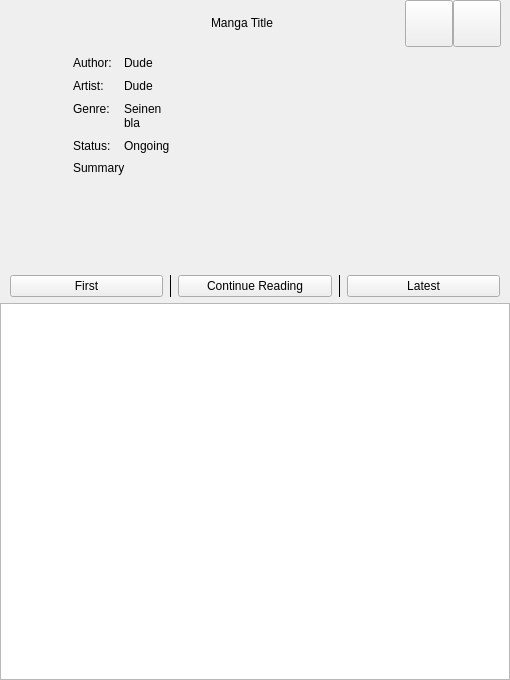
This is widgets/mangainfowidget.ui in Rain92/UltimateMangaReader as Qt 5 draws it before an edit. The edited form follows.
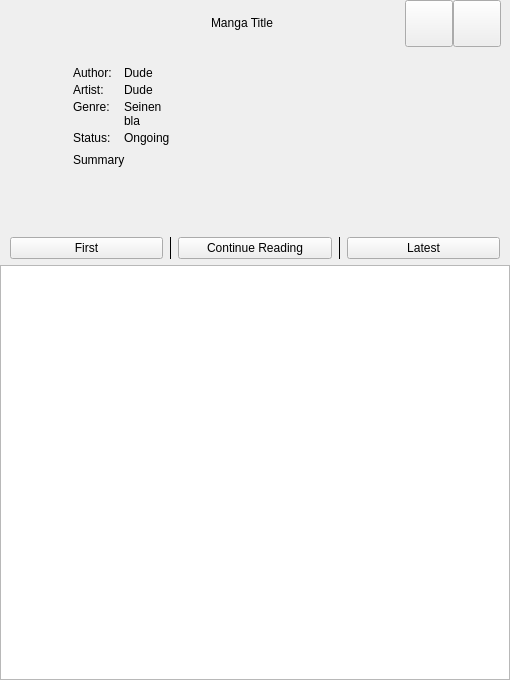
This is the edited form. Icons and pictures are not drawn.

The edit to the form file:
```diff
--- a/widgets/mangainfowidget.ui
+++ b/widgets/mangainfowidget.ui
@@ -13,7 +13,7 @@
   <property name="windowTitle">
    <string>Form</string>
   </property>
-  <layout class="QVBoxLayout" name="verticalLayout_2" stretch="0,0,1,0,0">
+  <layout class="QVBoxLayout" name="verticalLayout_2" stretch="0,0,0,0">
    <property name="spacing">
     <number>0</number>
    </property>
@@ -141,9 +141,15 @@
      <property name="leftMargin">
       <number>10</number>
      </property>
+     <property name="topMargin">
+      <number>10</number>
+     </property>
      <property name="rightMargin">
       <number>10</number>
      </property>
+     <property name="bottomMargin">
+      <number>10</number>
+     </property>
      <item>
       <widget class="QLabel" name="labelMangaInfoCover">
        <property name="sizePolicy">
@@ -189,7 +195,7 @@
           <number>9</number>
          </property>
          <property name="verticalSpacing">
-          <number>9</number>
+          <number>3</number>
          </property>
          <property name="topMargin">
           <number>9</number>
@@ -424,22 +430,6 @@
      </item>
     </layout>
    </item>
-   <item>
-    <spacer name="verticalSpacer">
-     <property name="orientation">
-      <enum>Qt::Vertical</enum>
-     </property>
-     <property name="sizeType">
-      <enum>QSizePolicy::Fixed</enum>
-     </property>
-     <property name="sizeHint" stdset="0">
-      <size>
-       <width>20</width>
-       <height>40</height>
-      </size>
-     </property>
-    </spacer>
-   </item>
    <item>
     <widget class="QFrame" name="topButtonsFrame">
      <property name="styleSheet">
```
